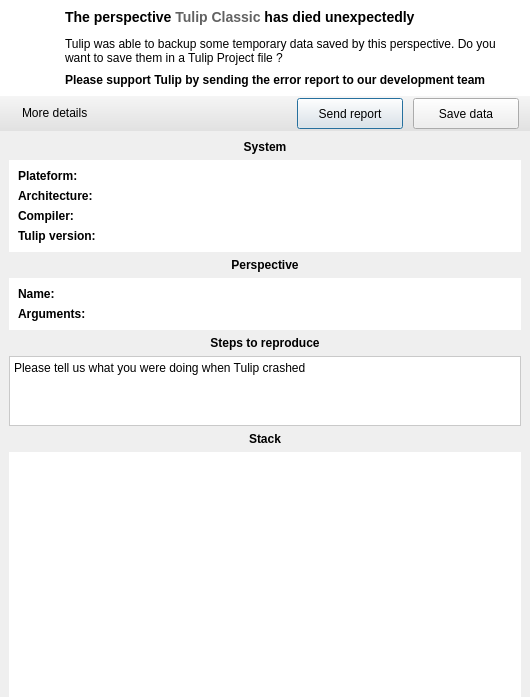
First picture: the form in software/tulip/designer/TulipPerspectiveCrashHandler.ui, repository vadivelselvaraj/TulipGLImprovement, before the edit.
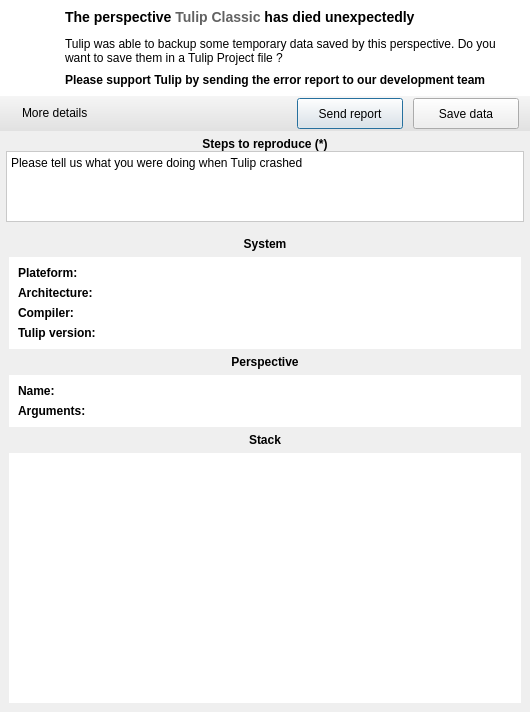
Second picture: the form after the edit. Icons and pictures are not drawn.

Commit message: Give more visibility to the steps-to-reproduce edit in crash report window

What changed in the file:
```diff
--- a/software/tulip/designer/TulipPerspectiveCrashHandler.ui
+++ b/software/tulip/designer/TulipPerspectiveCrashHandler.ui
@@ -7,7 +7,7 @@
     <x>0</x>
     <y>0</y>
     <width>530</width>
-    <height>674</height>
+    <height>712</height>
    </rect>
   </property>
   <property name="windowTitle">
@@ -226,6 +226,48 @@
      </layout>
     </widget>
    </item>
+   <item>
+    <layout class="QVBoxLayout" name="verticalLayout_4">
+     <property name="margin">
+      <number>6</number>
+     </property>
+     <item>
+      <widget class="QLabel" name="label_2">
+       <property name="styleSheet">
+        <string notr="true">font:bold;</string>
+       </property>
+       <property name="text">
+        <string>Steps to reproduce (*)</string>
+       </property>
+       <property name="alignment">
+        <set>Qt::AlignCenter</set>
+       </property>
+      </widget>
+     </item>
+     <item>
+      <widget class="QPlainTextEdit" name="commentsEdit">
+       <property name="maximumSize">
+        <size>
+         <width>16777215</width>
+         <height>75</height>
+        </size>
+       </property>
+       <property name="styleSheet">
+        <string notr="true">QPlainTextEdit { 
+background-color: white; 
+border: 1px solid #C9C9C9;
+}</string>
+       </property>
+       <property name="frameShape">
+        <enum>QFrame::NoFrame</enum>
+       </property>
+       <property name="plainText">
+        <string>Please tell us what you were doing when Tulip crashed</string>
+       </property>
+      </widget>
+     </item>
+    </layout>
+   </item>
    <item>
     <widget class="QFrame" name="detailsFrame">
      <property name="sizePolicy">
@@ -421,32 +463,6 @@
         </layout>
        </widget>
       </item>
-      <item>
-       <widget class="QLabel" name="label_2">
-        <property name="text">
-         <string>Steps to reproduce</string>
-        </property>
-        <property name="alignment">
-         <set>Qt::AlignCenter</set>
-        </property>
-       </widget>
-      </item>
-      <item>
-       <widget class="QPlainTextEdit" name="commentsEdit">
-        <property name="styleSheet">
-         <string notr="true">QPlainTextEdit { 
-  background-color: white; 
-border: 1px solid #C9C9C9;
-}</string>
-        </property>
-        <property name="frameShape">
-         <enum>QFrame::NoFrame</enum>
-        </property>
-        <property name="plainText">
-         <string>Please tell us what you were doing when Tulip crashed</string>
-        </property>
-       </widget>
-      </item>
       <item>
        <widget class="QLabel" name="dumpTitle">
         <property name="text">
```
The commit also changes 2 other files.
